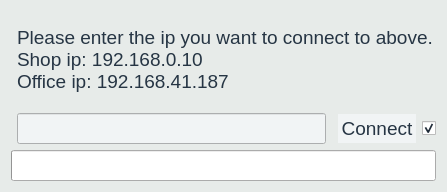
Before: the Qt Designer form Source/Time-Track/connectionform.ui in joshuawootonn/time-track, drawn with Qt 5.
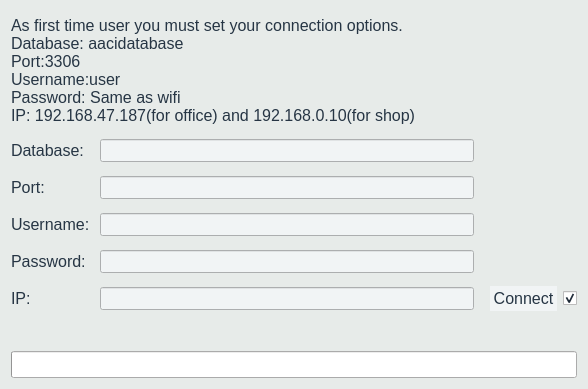
After: the same form once the commit is applied.

Commit message: Finish Presentaion and more dynamic connection dialog

```diff
--- a/Source/Time-Track/connectionform.ui
+++ b/Source/Time-Track/connectionform.ui
@@ -6,8 +6,8 @@
    <rect>
     <x>0</x>
     <y>0</y>
-    <width>447</width>
-    <height>192</height>
+    <width>588</width>
+    <height>389</height>
    </rect>
   </property>
   <property name="windowTitle">
@@ -20,7 +20,7 @@
 }
 *{
 font-family:&quot;Calibri&quot;;
-font-size: 19px;
+font-size: 16px;
 color:#263544;
 
 }
@@ -35,6 +35,7 @@
 QLineEdit{ 
 background-color:#F1F4F5;
 border: 0px solid 263544; 
+margin: 4px;
 
 }
 QLineEdit:hover{ 
@@ -46,17 +47,41 @@
 </string>
   </property>
   <layout class="QGridLayout" name="gridLayout">
-   <item row="1" column="3">
-    <widget class="QPushButton" name="connect">
+   <item row="4" column="0">
+    <widget class="QLabel" name="label_3">
      <property name="text">
-      <string>Connect</string>
+      <string>Password:</string>
      </property>
     </widget>
    </item>
-   <item row="1" column="1">
-    <widget class="QLineEdit" name="edit"/>
+   <item row="3" column="1">
+    <widget class="QLineEdit" name="usernameEdit"/>
    </item>
-   <item row="1" column="4">
+   <item row="4" column="1">
+    <widget class="QLineEdit" name="passwordEdit">
+     <property name="echoMode">
+      <enum>QLineEdit::Password</enum>
+     </property>
+    </widget>
+   </item>
+   <item row="3" column="0">
+    <widget class="QLabel" name="label_4">
+     <property name="text">
+      <string>Username:</string>
+     </property>
+    </widget>
+   </item>
+   <item row="2" column="1">
+    <widget class="QLineEdit" name="portEdit"/>
+   </item>
+   <item row="5" column="0">
+    <widget class="QLabel" name="label_2">
+     <property name="text">
+      <string>IP:</string>
+     </property>
+    </widget>
+   </item>
+   <item row="5" column="4">
     <widget class="QCheckBox" name="save">
      <property name="text">
       <string/>
@@ -66,16 +91,17 @@
      </property>
     </widget>
    </item>
-   <item row="0" column="1" colspan="4">
-    <widget class="QLabel" name="label">
+   <item row="5" column="1">
+    <widget class="QLineEdit" name="ipEdit"/>
+   </item>
+   <item row="5" column="3">
+    <widget class="QPushButton" name="connect">
      <property name="text">
-      <string>Please enter the ip you want to connect to above.
-Shop ip: 192.168.0.10 
-Office ip: 192.168.41.187</string>
+      <string>Connect</string>
      </property>
     </widget>
    </item>
-   <item row="5" column="0" colspan="5">
+   <item row="9" column="0" colspan="5">
     <widget class="QProgressBar" name="progress">
      <property name="value">
       <number>0</number>
@@ -91,6 +117,48 @@
      </property>
     </widget>
    </item>
+   <item row="1" column="1">
+    <widget class="QLineEdit" name="databaseEdit"/>
+   </item>
+   <item row="1" column="0">
+    <widget class="QLabel" name="label_5">
+     <property name="text">
+      <string>Database:</string>
+     </property>
+    </widget>
+   </item>
+   <item row="2" column="0">
+    <widget class="QLabel" name="label_6">
+     <property name="text">
+      <string>Port:</string>
+     </property>
+    </widget>
+   </item>
+   <item row="0" column="0" colspan="5">
+    <widget class="QLabel" name="label">
+     <property name="text">
+      <string>As first time user you must set your connection options.
+Database: aacidatabase
+Port:3306
+Username:user
+Password: Same as wifi
+IP: 192.168.47.187(for office) and 192.168.0.10(for shop)</string>
+     </property>
+    </widget>
+   </item>
+   <item row="6" column="1">
+    <widget class="QLabel" name="error">
+     <property name="maximumSize">
+      <size>
+       <width>16777215</width>
+       <height>25</height>
+      </size>
+     </property>
+     <property name="text">
+      <string/>
+     </property>
+    </widget>
+   </item>
   </layout>
  </widget>
  <resources/>
```
Left out of the diff: 11 changed lines with no effect on the pictures. The commit also changes 32 other files.
